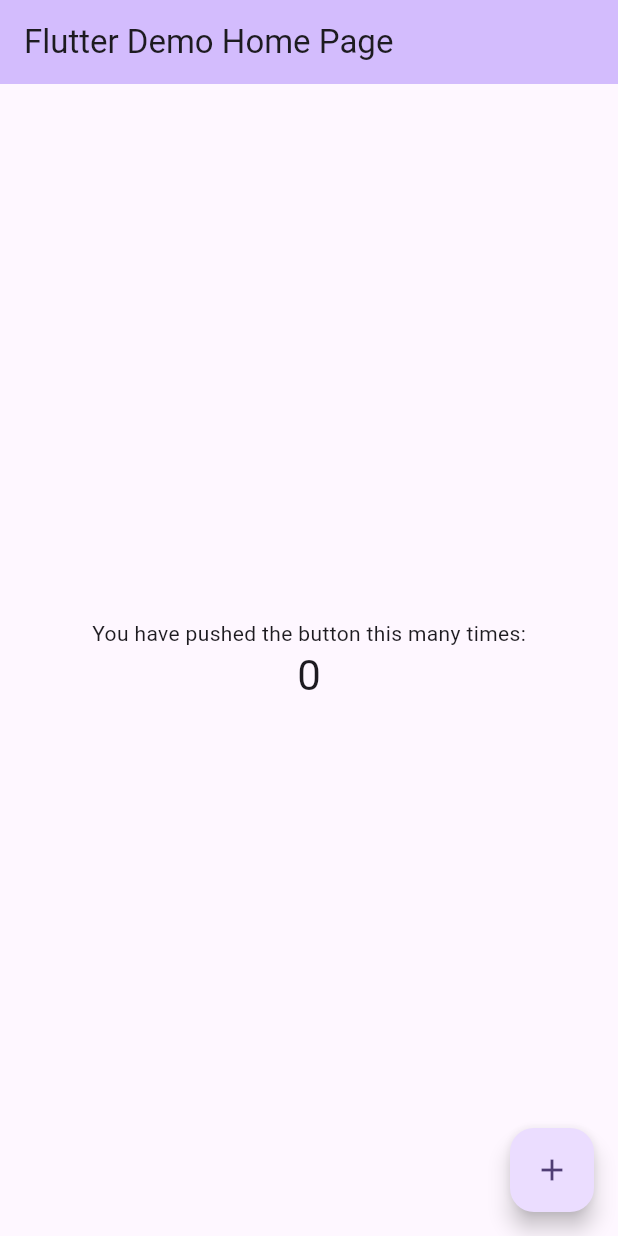
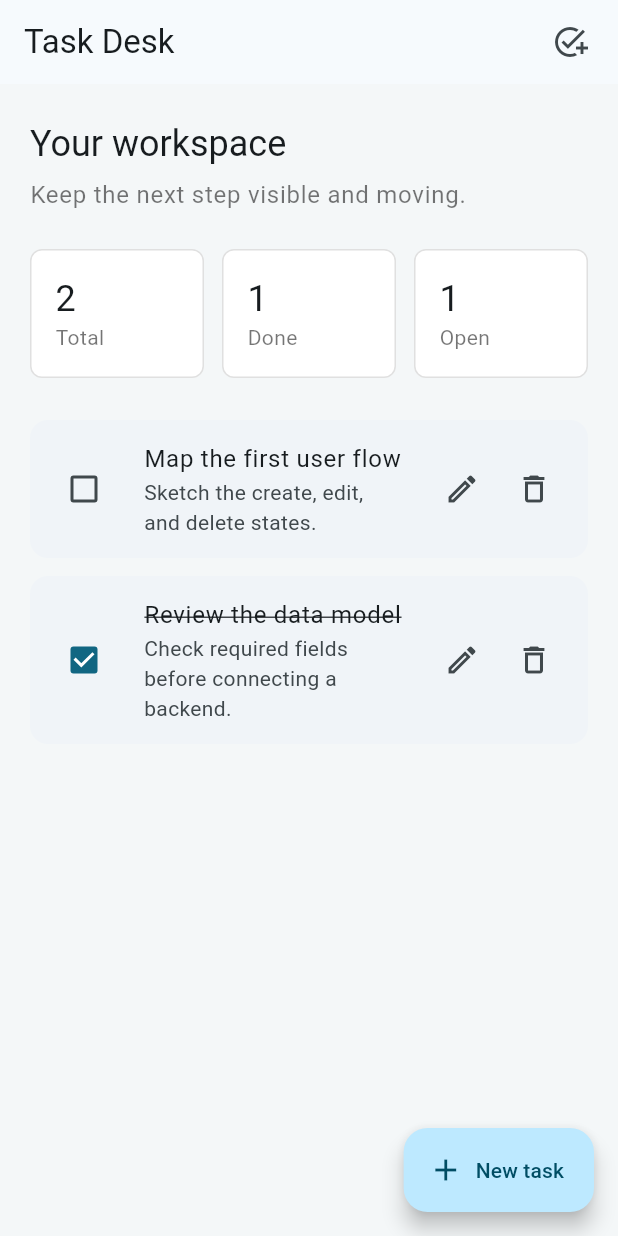
Before and after one commit to eusefkarl/cmsc128-Lab1_CRUD_Blancada, a Flutter app: the screen it shows after launch, on a phone screen of 412 x 824 dp. Run offline on Flutter 3.47's test engine with Material 3 defaults, Android fonts, the phone set to English and light mode, and no system bars.

Commit message:
feat: initial webapp with in memory crud

```diff
--- a/do_it_now/lib/main.dart
+++ b/do_it_now/lib/main.dart
@@ -1,122 +1,316 @@
 import 'package:flutter/material.dart';
 
-void main() {
-  runApp(const MyApp());
-}
+void main() => runApp(const MyApp());
 
 class MyApp extends StatelessWidget {
   const MyApp({super.key});
 
-  // This widget is the root of your application.
   @override
   Widget build(BuildContext context) {
     return MaterialApp(
-      title: 'Flutter Demo',
+      title: 'Task Desk',
       theme: ThemeData(
-        // This is the theme of your application.
-        //
-        // TRY THIS: Try running your application with "flutter run". You'll see
-        // the application has a purple toolbar. Then, without quitting the app,
-        // try changing the seedColor in the colorScheme below to Colors.green
-        // and then invoke "hot reload" (save your changes or press the "hot
-        // reload" button in a Flutter-supported IDE, or press "r" if you used
-        // the command line to start the app).
-        //
-        // Notice that the counter didn't reset back to zero; the application
-        // state is not lost during the reload. To reset the state, use hot
-        // restart instead.
-        //
-        // This works for code too, not just values: Most code changes can be
-        // tested with just a hot reload.
-        colorScheme: .fromSeed(seedColor: Colors.deepPurple),
+        colorScheme: ColorScheme.fromSeed(
+          seedColor: const Color(0xFF176B87),
+          brightness: Brightness.light,
+        ),
+        scaffoldBackgroundColor: const Color(0xFFF4F7F8),
+        useMaterial3: true,
       ),
-      home: const MyHomePage(title: 'Flutter Demo Home Page'),
+      home: const TaskHomePage(),
     );
   }
 }
 
-class MyHomePage extends StatefulWidget {
-  const MyHomePage({super.key, required this.title});
+class Task {
+  Task({required this.title, required this.details, this.isDone = false});
 
-  // This widget is the home page of your application. It is stateful, meaning
-  // that it has a State object (defined below) that contains fields that affect
-  // how it looks.
+  String title;
+  String details;
+  bool isDone;
+}
 
-  // This class is the configuration for the state. It holds the values (in this
-  // case the title) provided by the parent (in this case the App widget) and
-  // used by the build method of the State. Fields in a Widget subclass are
-  // always marked "final".
-
-  final String title;
+class TaskHomePage extends StatefulWidget {
+  const TaskHomePage({super.key});
 
   @override
-  State<MyHomePage> createState() => _MyHomePageState();
+  State<TaskHomePage> createState() => _TaskHomePageState();
 }
 
-class _MyHomePageState extends State<MyHomePage> {
-  int _counter = 0;
+class _TaskHomePageState extends State<TaskHomePage> {
+  final List<Task> _tasks = [
+    Task(
+      title: 'Map the first user flow',
+      details: 'Sketch the create, edit, and delete states.',
+    ),
+    Task(
+      title: 'Review the data model',
+      details: 'Check required fields before connecting a backend.',
+      isDone: true,
+    ),
+  ];
 
-  void _incrementCounter() {
+  Future<void> _openTaskForm({Task? task}) async {
+    final result = await showDialog<Task>(
+      context: context,
+      builder: (_) => TaskFormDialog(task: task),
+    );
+    if (result == null) return;
     setState(() {
-      // This call to setState tells the Flutter framework that something has
-      // changed in this State, which causes it to rerun the build method below
-      // so that the display can reflect the updated values. If we changed
-      // _counter without calling setState(), then the build method would not be
-      // called again, and so nothing would appear to happen.
-      _counter++;
+      if (task == null) {
+        _tasks.add(result);
+      } else {
+        task.title = result.title;
+        task.details = result.details;
+      }
     });
+  }
+
+  Future<void> _deleteTask(Task task) async {
+    final confirmed = await showDialog<bool>(
+      context: context,
+      builder: (context) => AlertDialog(
+        title: const Text('Delete task?'),
+        content: Text('"${task.title}" will be removed from this list.'),
+        actions: [
+          TextButton(
+            onPressed: () => Navigator.pop(context, false),
+            child: const Text('Cancel'),
+          ),
+          FilledButton(
+            onPressed: () => Navigator.pop(context, true),
+            child: const Text('Delete'),
+          ),
+        ],
+      ),
+    );
+    if (confirmed == true && mounted) setState(() => _tasks.remove(task));
   }
 
   @override
   Widget build(BuildContext context) {
-    // This method is rerun every time setState is called, for instance as done
-    // by the _incrementCounter method above.
-    //
-    // The Flutter framework has been optimized to make rerunning build methods
-    // fast, so that you can just rebuild anything that needs updating rather
-    // than having to individually change instances of widgets.
+    final completedCount = _tasks.where((task) => task.isDone).length;
     return Scaffold(
       appBar: AppBar(
-        // TRY THIS: Try changing the color here to a specific color (to
-        // Colors.amber, perhaps?) and trigger a hot reload to see the AppBar
-        // change color while the other colors stay the same.
-        backgroundColor: Theme.of(context).colorScheme.inversePrimary,
-        // Here we take the value from the MyHomePage object that was created by
-        // the App.build method, and use it to set our appbar title.
-        title: Text(widget.title),
+        title: const Text('Task Desk'),
+        actions: [
+          IconButton(
+            onPressed: () => _openTaskForm(),
+            icon: const Icon(Icons.add_task),
+            tooltip: 'Add task',
+          ),
+          const SizedBox(width: 8),
+        ],
       ),
-      body: Center(
-        // Center is a layout widget. It takes a single child and positions it
-        // in the middle of the parent.
-        child: Column(
-          // Column is also a layout widget. It takes a list of children and
-          // arranges them vertically. By default, it sizes itself to fit its
-          // children horizontally, and tries to be as tall as its parent.
-          //
-          // Column has various properties to control how it sizes itself and
-          // how it positions its children. Here we use mainAxisAlignment to
-          // center the children vertically; the main axis here is the vertical
-          // axis because Columns are vertical (the cross axis would be
-          // horizontal).
-          //
-          // TRY THIS: Invoke "debug painting" (choose the "Toggle Debug Paint"
-          // action in the IDE, or press "p" in the console), to see the
-          // wireframe for each widget.
-          mainAxisAlignment: .center,
-          children: [
-            const Text('You have pushed the button this many times:'),
-            Text(
-              '$_counter',
-              style: Theme.of(context).textTheme.headlineMedium,
+      floatingActionButton: FloatingActionButton.extended(
+        onPressed: () => _openTaskForm(),
+        icon: const Icon(Icons.add),
+        label: const Text('New task'),
+      ),
+      body: ListView(
+        padding: const EdgeInsets.fromLTRB(20, 24, 20, 100),
+        children: [
+          Text(
+            'Your workspace',
+            style: Theme.of(context).textTheme.headlineSmall,
+          ),
+          const SizedBox(height: 6),
+          Text(
+            'Keep the next step visible and moving.',
+            style: Theme.of(context).textTheme.bodyLarge
+                ?.copyWith(color: Colors.black54),
+          ),
+          const SizedBox(height: 24),
+          Row(
+            children: [
+              _Stat(label: 'Total', value: '${_tasks.length}'),
+              const SizedBox(width: 12),
+              _Stat(label: 'Done', value: '$completedCount'),
+              const SizedBox(width: 12),
+              _Stat(label: 'Open', value: '${_tasks.length - completedCount}'),
+            ],
+          ),
+          const SizedBox(height: 28),
+          if (_tasks.isEmpty)
+            const _EmptyState()
+          else
+            ..._tasks.map(
+              (task) => _TaskTile(
+                task: task,
+                onChanged: (value) =>
+                    setState(() => task.isDone = value ?? false),
+                onEdit: () => _openTaskForm(task: task),
+                onDelete: () => _deleteTask(task),
+              ),
             ),
-          ],
-        ),
-      ),
-      floatingActionButton: FloatingActionButton(
-        onPressed: _incrementCounter,
-        tooltip: 'Increment',
-        child: const Icon(Icons.add),
+        ],
       ),
     );
   }
 }
+
+class _Stat extends StatelessWidget {
+  const _Stat({required this.label, required this.value});
+  final String label;
+  final String value;
+
+  @override
+  Widget build(BuildContext context) => Expanded(
+    child: Container(
+      padding: const EdgeInsets.all(16),
+      decoration: BoxDecoration(
+        color: Colors.white,
+        borderRadius: BorderRadius.circular(8),
+        border: Border.all(color: Colors.black12),
+      ),
+      child: Column(
+        crossAxisAlignment: CrossAxisAlignment.start,
+        children: [
+          Text(value, style: Theme.of(context).textTheme.headlineSmall),
+          Text(label, style: const TextStyle(color: Colors.black54)),
+        ],
+      ),
+    ),
+  );
+}
+
+class _TaskTile extends StatelessWidget {
+  const _TaskTile({
+    required this.task,
+    required this.onChanged,
+    required this.onEdit,
+    required this.onDelete,
+  });
+  final Task task;
+  final ValueChanged<bool?> onChanged;
+  final VoidCallback onEdit;
+  final VoidCallback onDelete;
+
+  @override
+  Widget build(BuildContext context) => Card(
+    margin: const EdgeInsets.only(bottom: 12),
+    elevation: 0,
+    child: ListTile(
+      contentPadding: const EdgeInsets.symmetric(horizontal: 12, vertical: 6),
+      leading: Checkbox(value: task.isDone, onChanged: onChanged),
+      title: Text(
+        task.title,
+        style: TextStyle(
+          decoration: task.isDone ? TextDecoration.lineThrough : null,
+        ),
+      ),
+      subtitle: Text(task.details),
+      trailing: Row(
+        mainAxisSize: MainAxisSize.min,
+        children: [
+          IconButton(
+            onPressed: onEdit,
+            icon: const Icon(Icons.edit_outlined),
+            tooltip: 'Edit task',
+          ),
+          IconButton(
+            onPressed: onDelete,
+            icon: const Icon(Icons.delete_outline),
+            tooltip: 'Delete task',
+          ),
+        ],
+      ),
+    ),
+  );
+}
+
+class _EmptyState extends StatelessWidget {
+  const _EmptyState();
+
+  @override
+  Widget build(BuildContext context) => Center(
+    child: Padding(
+      padding: const EdgeInsets.symmetric(vertical: 60),
+      child: Column(
+        children: [
+          Icon(
+            Icons.inbox_outlined,
+            size: 48,
+            color: Theme.of(context).colorScheme.primary,
+          ),
+          const SizedBox(height: 12),
+          const Text('No tasks yet'),
+          const Text(
+            'Create one to get started.',
+            style: TextStyle(color: Colors.black54),
+          ),
+        ],
+      ),
+    ),
+  );
+}
+
+class TaskFormDialog extends StatefulWidget {
+  const TaskFormDialog({super.key, this.task});
+  final Task? task;
+
+  @override
+  State<TaskFormDialog> createState() => _TaskFormDialogState();
+}
+
+class _TaskFormDialogState extends State<TaskFormDialog> {
+  late final TextEditingController _titleController;
+  late final TextEditingController _detailsController;
+
+  @override
+  void initState() {
+    super.initState();
+    _titleController = TextEditingController(text: widget.task?.title);
+    _detailsController = TextEditingController(text: widget.task?.details);
+  }
+
+  @override
+  void dispose() {
+    _titleController.dispose();
+    _detailsController.dispose();
+    super.dispose();
+  }
+
+  void _submit() {
+    if (_titleController.text.trim().isEmpty) return;
+    Navigator.pop(
+      context,
+      Task(
+        title: _titleController.text.trim(),
+        details: _detailsController.text.trim(),
+      ),
+    );
+  }
+
+  @override
+  Widget build(BuildContext context) {
+    final isEditing = widget.task != null;
+    return AlertDialog(
+      title: Text(isEditing ? 'Edit task' : 'New task'),
+      content: Column(
+        mainAxisSize: MainAxisSize.min,
+        children: [
+          TextField(
+            controller: _titleController,
+            autofocus: true,
+            decoration: const InputDecoration(labelText: 'Title'),
+          ),
+          TextField(
+            controller: _detailsController,
+            decoration: const InputDecoration(labelText: 'Details'),
+          ),
+        ],
+      ),
+      actions: [
+        TextButton(
+          onPressed: () => Navigator.pop(context),
+          child: const Text('Cancel'),
+        ),
+        FilledButton(
+          onPressed: _submit,
+          child: Text(isEditing ? 'Save' : 'Create'),
+        ),
+      ],
+    );
+  }
+}
```
Also changed, not shown: 1 other file.
